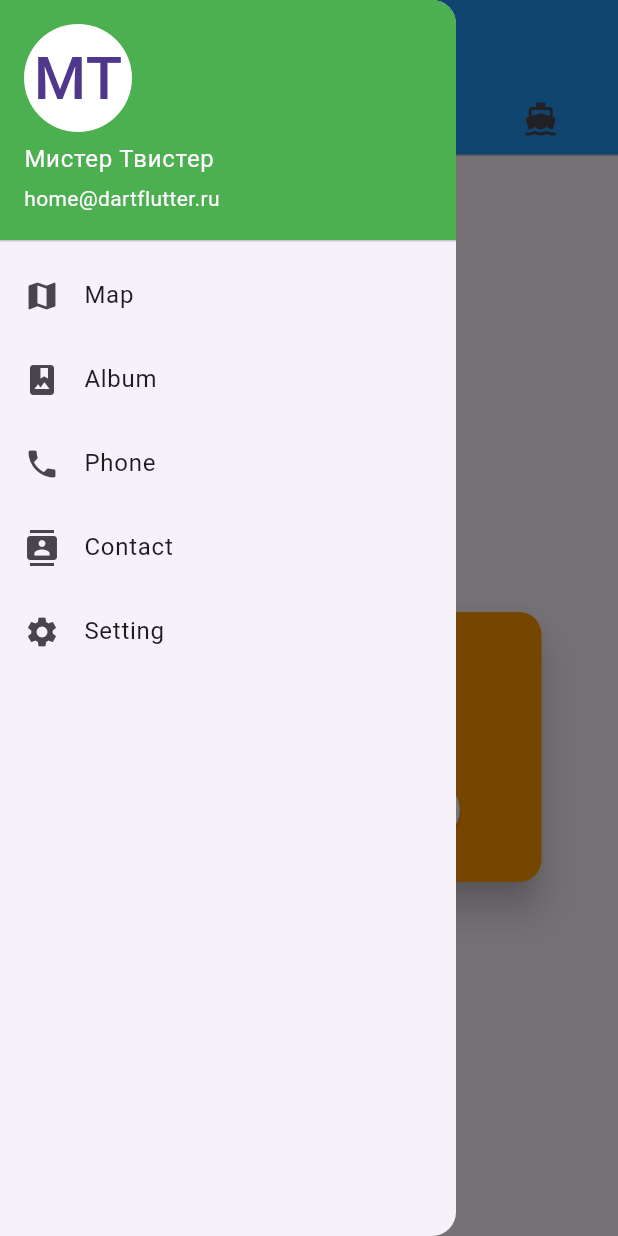
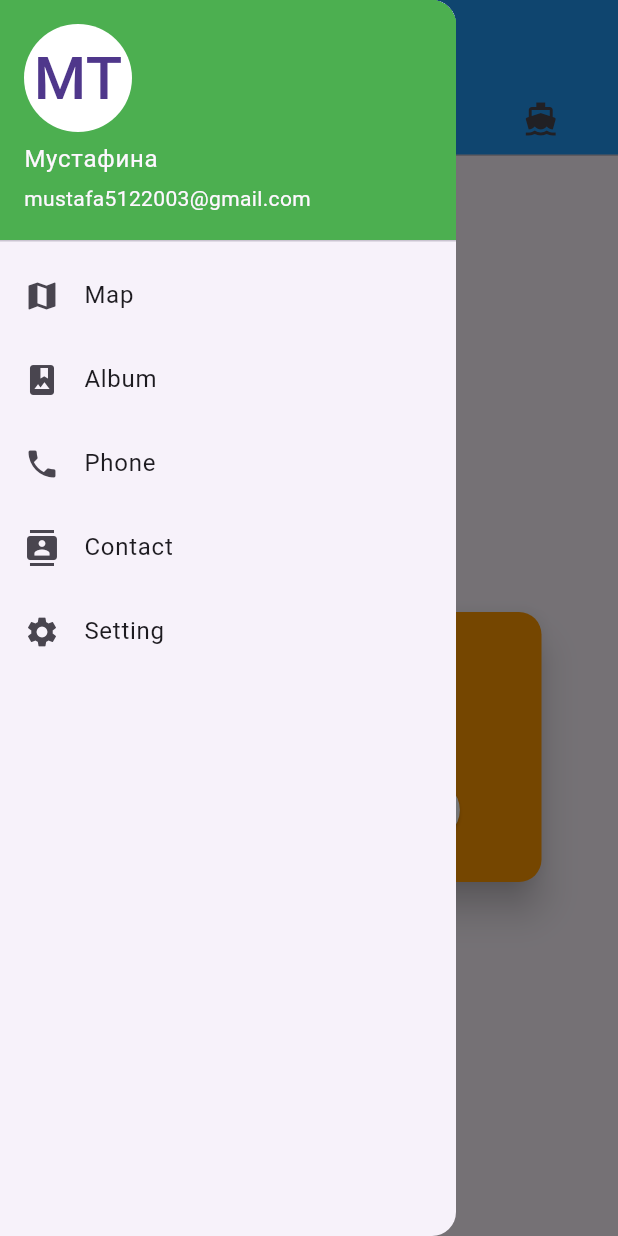
Before and after one commit to mstfn05/-3, a Flutter app: the screen it shows after launch, with the side drawer open, on a phone screen of 412 x 824 dp. Run offline on Flutter 3.47's test engine with Material 3 defaults, Android fonts, the light colour scheme and no system bars.

Commit message:
main.dart

```diff
--- a/lib/main.dart
+++ b/lib/main.dart
@@ -162,8 +162,8 @@ class _MyAlertDialogDemoState extends State<MyAlertDialogDemo> {
             padding: EdgeInsets.zero,
             children: <Widget>[
               UserAccountsDrawerHeader(
-                accountName: Text("Мистер Твистер"),
-                accountEmail: Text("home@dartflutter.ru"),
+                accountName: Text("Мустафина"),
+                accountEmail: Text("mustafa5122003@gmail.com"),
                 currentAccountPicture: CircleAvatar(
                   backgroundColor: Colors.white,
                   child: Text(
```
